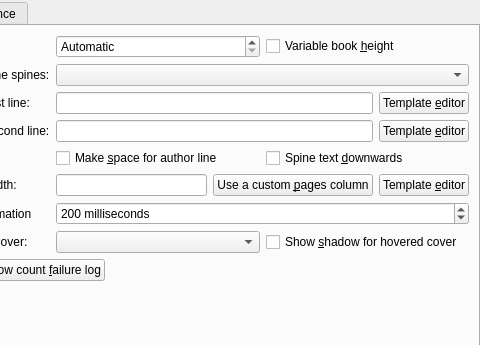
Old version of the form src/calibre/gui2/preferences/look_feel_tabs/bookshelf_view.ui in the repository kovidgoyal/calibre; both pictures show x 127 to 607 and y 0 to 345 of the 607 by 493 pixel window.
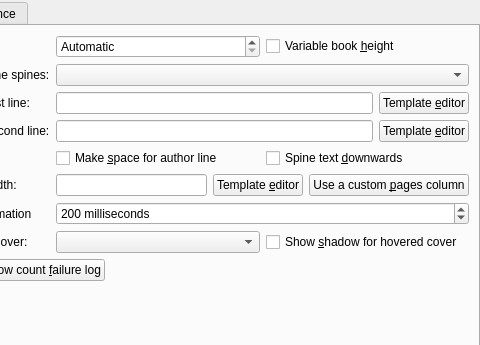
New version of the form. Custom widgets are drawn as their Qt base class.

Commit message: swap buttons in bookshelf preferences

What changed in the file:
```diff
--- a/src/calibre/gui2/preferences/look_feel_tabs/bookshelf_view.ui
+++ b/src/calibre/gui2/preferences/look_feel_tabs/bookshelf_view.ui
@@ -156,16 +156,16 @@
        </widget>
       </item>
       <item>
-       <widget class="QPushButton" name="use_pages_button">
+       <widget class="QPushButton" name="template_pages_button">
         <property name="text">
-         <string>Use a custom &amp;pages column</string>
+         <string>Template &amp;editor</string>
         </property>
        </widget>
       </item>
       <item>
-       <widget class="QPushButton" name="template_pages_button">
+       <widget class="QPushButton" name="use_pages_button">
         <property name="text">
-         <string>Template &amp;editor</string>
+         <string>Use a custom &amp;pages column</string>
         </property>
        </widget>
       </item>
```
